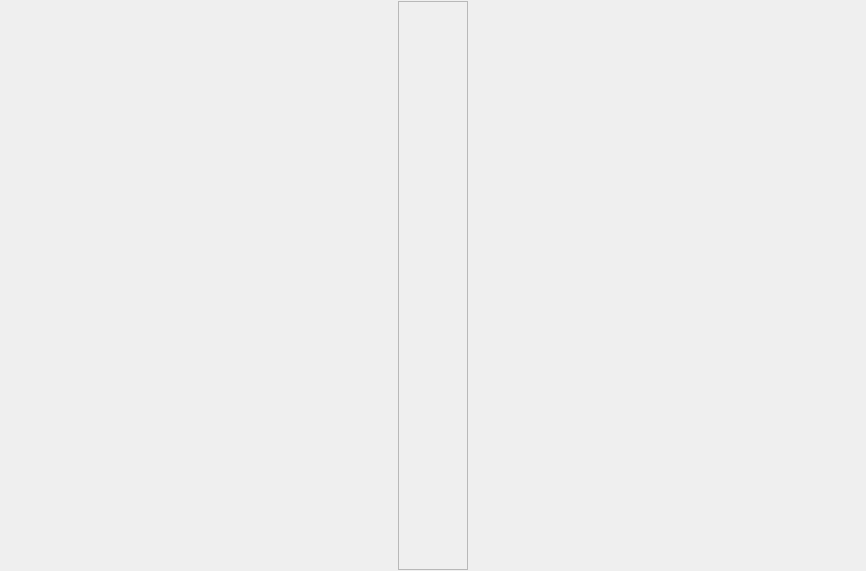
This is sources/mainwindow.ui in gyllidor/r_daneel as Qt 5 draws it before an edit. The edited form follows.
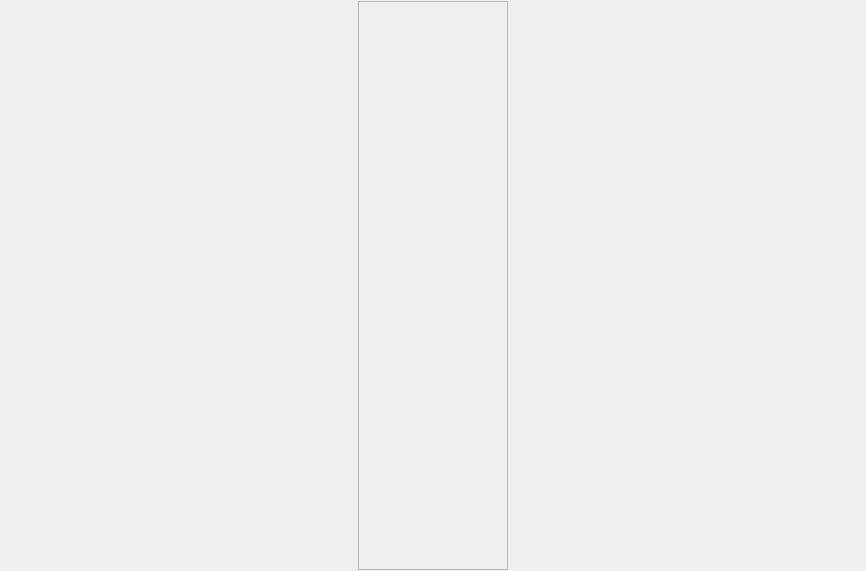
This is the edited form.

```diff
--- a/sources/mainwindow.ui
+++ b/sources/mainwindow.ui
@@ -64,6 +64,12 @@
         <verstretch>0</verstretch>
        </sizepolicy>
       </property>
+      <property name="minimumSize">
+       <size>
+        <width>150</width>
+        <height>0</height>
+       </size>
+      </property>
       <property name="verticalScrollBarPolicy">
        <enum>Qt::ScrollBarAlwaysOff</enum>
       </property>
@@ -78,7 +84,7 @@
         <rect>
          <x>0</x>
          <y>0</y>
-         <width>68</width>
+         <width>148</width>
          <height>567</height>
         </rect>
        </property>
```
